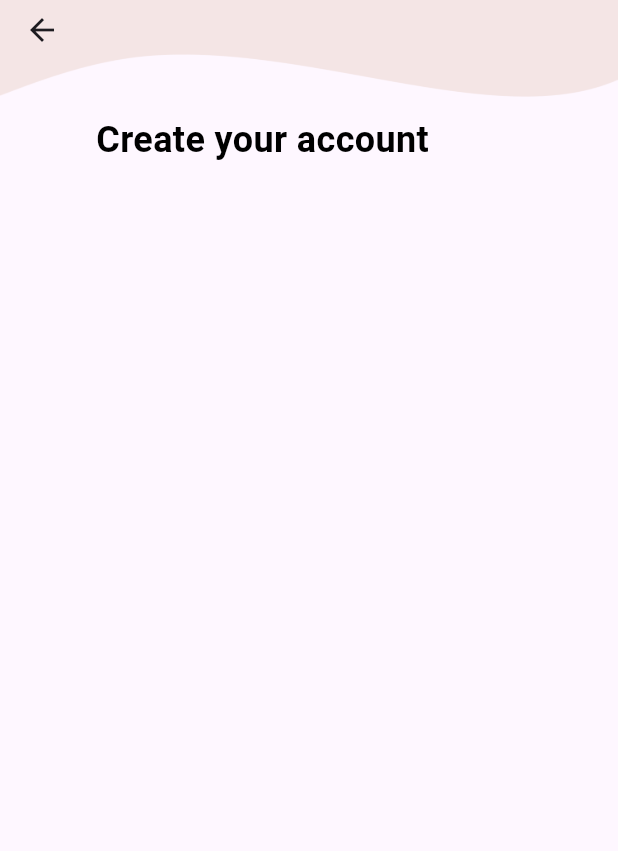
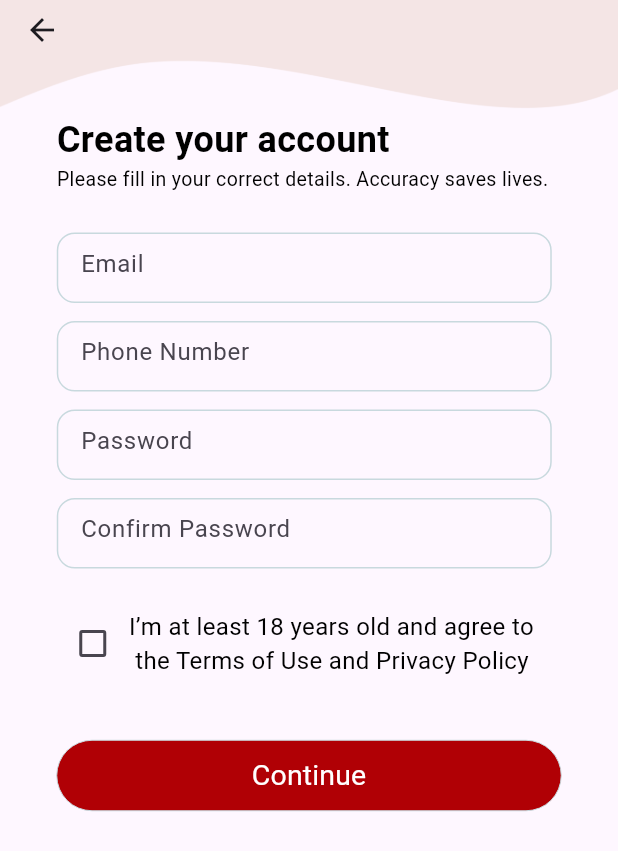
Before and after one commit to raji2004/life_line, a Flutter app: the CreateAccountPage screen opened directly, on a phone screen of 412 x 824 dp. Shown: the top 851 px of the screen. Run offline on Flutter 3.47's test engine with Material 2 defaults, Android fonts, the light colour scheme and no system bars; our stand-ins replace card_swiper, flutter_spinkit.

Commit message:
create account page done

```diff
--- a/lib/screens/create_account.dart
+++ b/lib/screens/create_account.dart
@@ -6,23 +6,59 @@ class CreateAccountPage extends StatelessWidget {
 
   @override
   Widget build(BuildContext context) {
-    return const Scaffold(
+    return Scaffold(
       appBar: MyAppBar(),
       body: Center(
-        child: Padding(
-          padding: EdgeInsets.only(top: 10.0, right: 62),
         child: Column(
+          crossAxisAlignment: CrossAxisAlignment.start,
           children: [
-              SizedBox(height: 10),
-              MyText(
+            const SizedBox(height: 20),
+            const MyText(
               "Create your account",
               fontSize: 24,
               fontWeight: FontWeight.w700,
             ),
+            const MyText(
+              "Please fill in your correct details. Accuracy saves lives.",
+              fontSize: 13,
+            ),
+            const SizedBox(height: 20),
+            const InputBox(),
+            const InputBox(placeHolder: 'Phone Number'),
+            const InputBox(placeHolder: "Password"),
+            const InputBox(placeHolder: 'Confirm Password'),
+            const SizedBox(height: 20),
+            const CheckBox(
+              """I’m at least 18 years old and agree to
+ the Terms of Use and Privacy Policy""",
+            ),
+            const SizedBox(height: 40),
+            Button(text: "Continue", onPressed: () {})
           ],
-          ),
         ),
       ),
     );
   }
 }
+
+class CheckBox extends StatelessWidget {
+  const CheckBox(
+    this.text, {
+    super.key,
+  });
+  final String text;
+
+  @override
+  Widget build(BuildContext context) {
+    return Row(
+      mainAxisSize: MainAxisSize.min,
+      children: [
+        Checkbox(value: false, onChanged: (value) {}),
+        MyText(
+          text,
+          fontSize: 16,
+        ),
+      ],
+    );
+  }
+}
--- a/lib/screens/onboarding.dart
+++ b/lib/screens/onboarding.dart
@@ -34,8 +34,7 @@ class OnboardingPage extends StatelessWidget {
   Widget build(BuildContext context) {
     var isLast = false;
     var controller = SwiperController();
-    return SafeArea(
-      child: Scaffold(
+    return Scaffold(
         body: Swiper(
       controller: controller,
       pagination: const SwiperPagination(),
@@ -51,8 +50,7 @@ class OnboardingPage extends StatelessWidget {
             isLast
                 ? Navigator.pushReplacement(
                     context,
-                      MaterialPageRoute(
-                          builder: (context) => const SigninOption()),
+                    MaterialPageRoute(builder: (context) => const SigninOption()),
                   )
                 : controller.next();
           },
@@ -65,7 +63,6 @@ class OnboardingPage extends StatelessWidget {
       viewportFraction: 1,
       scale: 1,
       itemCount: img.length,
-      )),
-    );
+    ));
   }
 }
--- /dev/null
+++ b/lib/widget/input_box.dart
@@ -0,0 +1,40 @@
+import 'package:flutter/material.dart';
+
+class InputBox extends StatelessWidget {
+  const InputBox({
+    super.key,
+    this.height = 47,
+    this.width = 330,
+    this.placeHolder = 'Email',
+    this.borderRadius = 12,
+    this.marginVertical = 6,
+  });
+  final double height;
+  final double width;
+  final String placeHolder;
+  final double borderRadius;
+  final double marginVertical;
+
+  @override
+  Widget build(BuildContext context) {
+    return Padding(
+      padding: EdgeInsets.symmetric(vertical: marginVertical),
+      child: SizedBox(
+        height: height,
+        width: width,
+        child: TextField(
+          decoration: InputDecoration(
+            enabledBorder: OutlineInputBorder(
+              borderSide: const BorderSide(
+                width: 1,
+                color: Color(0XFFC8D9DE),
+              ),
+              borderRadius: BorderRadius.circular(borderRadius),
+            ),
+            hintText: placeHolder,
+          ),
+        ),
+      ),
+    );
+  }
+}
--- a/lib/widget/my_app_bar.dart
+++ b/lib/widget/my_app_bar.dart
@@ -4,7 +4,7 @@ class MyAppBar extends StatelessWidget implements PreferredSizeWidget {
   const MyAppBar({
     super.key,
     this.image = const AssetImage('assets/bg.png'),
-    this.scaleY = 1.7,
+    this.scaleY = 1.9,
     this.paddingBottom=30,
     this.paddingRight=0
   });
@@ -29,8 +29,8 @@ class MyAppBar extends StatelessWidget implements PreferredSizeWidget {
           fit: BoxFit.fill,
         ),
       ),
-      leading: Padding(
-        padding:  EdgeInsets.only(bottom: paddingBottom, right: paddingRight),
+      leading:  Padding(
+        padding:  EdgeInsets.only(bottom: paddingBottom),
         child: BackButton(
           onPressed: () {
             Navigator.pop(context);
--- a/lib/widget/widget.dart
+++ b/lib/widget/widget.dart
@@ -4,3 +4,4 @@ export 'package:life_line/widget/button.dart';
 export 'package:life_line/widget/rectangle.dart';
 export 'package:life_line/widget/my_app_bar.dart';
 export 'package:life_line/widget/text.dart';
+export 'package:life_line/widget/input_box.dart';
```
Lines whose indentation alone changed are shown as unchanged.
